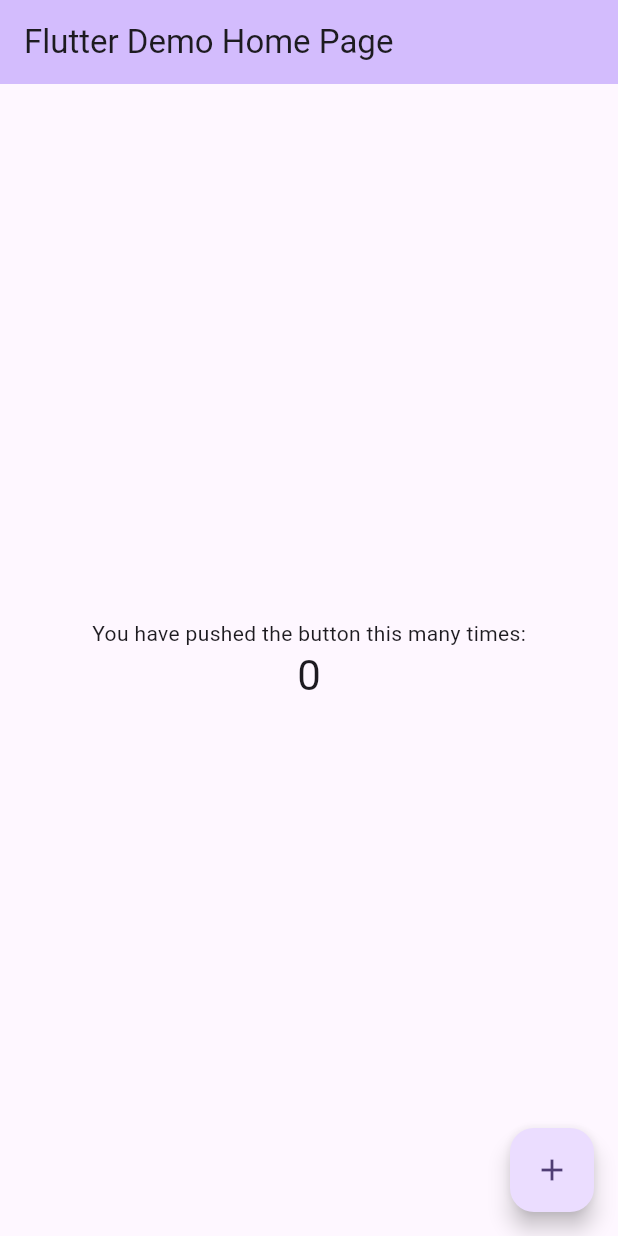
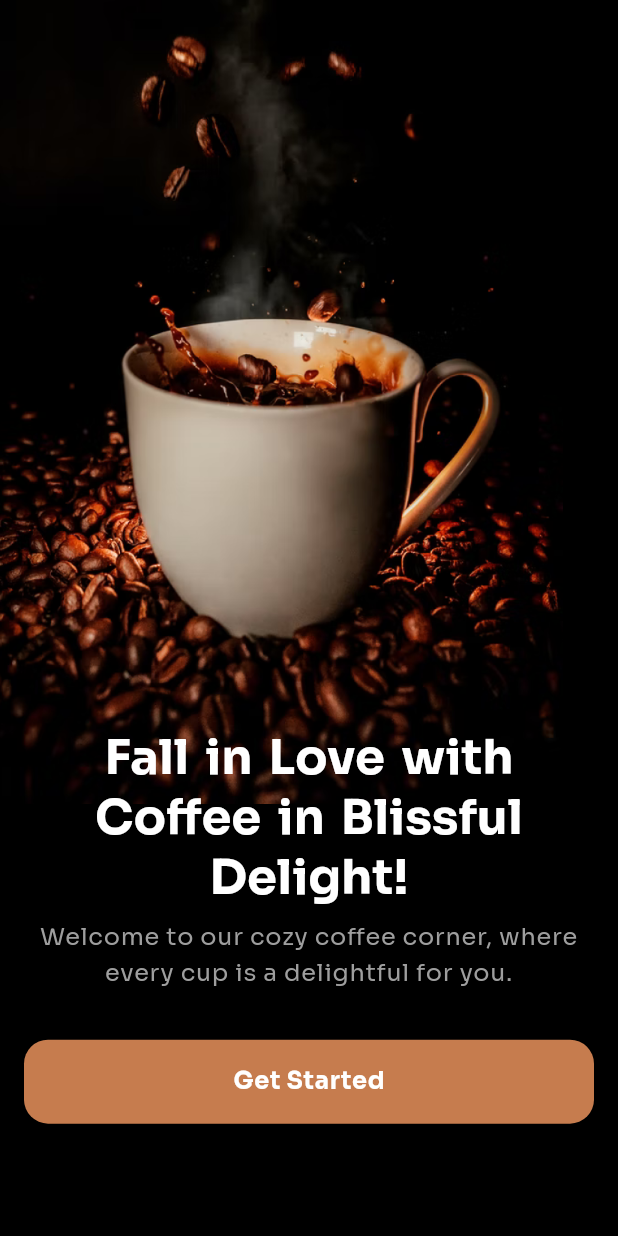
Before and after one commit to jiaxing98/coffee_shop, a Flutter app: the screen it shows after launch, on a phone screen of 412 x 824 dp. Run offline on Flutter 3.47's test engine with Material 3 defaults, Android fonts, the phone set to English and light mode, and no system bars; drawn by our look-alikes of loader_overlay; our stand-ins replace bloc, equatable, flutter_bloc, flutter_spinkit, go_router, google_fonts and 1 more.

Commit message:
Added onboarding page

```diff
--- /dev/null
+++ b/devtools_options.yaml
@@ -0,0 +1 @@
+extensions:
--- /dev/null
+++ b/lib/core/const/images.dart
@@ -0,0 +1,3 @@
+abstract class Images {
+  static const onboardingCoffee = "assets/images/onboarding_coffee.png";
+}
--- /dev/null
+++ b/lib/core/extension/build_context_extension.dart
@@ -0,0 +1,6 @@
+import 'package:flutter/material.dart';
+
+extension BuildContextExt on BuildContext {
+  TextTheme get textStyle => Theme.of(this).textTheme;
+  ColorScheme get colorScheme => Theme.of(this).colorScheme;
+}
--- /dev/null
+++ b/lib/core/theme/theme_cubit.dart
@@ -0,0 +1,36 @@
+import 'package:bloc/bloc.dart';
+import 'package:coffee_shop/core/theme/theme_data.dart';
+import 'package:equatable/equatable.dart';
+import 'package:flutter/material.dart';
+import 'package:shared_preferences/shared_preferences.dart';
+
+part 'theme_state.dart';
+
+class ThemeCubit extends Cubit<ThemeState> {
+  final themeKey = "THEME_KEY";
+
+  ThemeCubit() : super(ThemeState(theme: AppTheme.themeCoffee));
+
+  Future<void> changeTheme(String themeName) async {
+    final sp = await SharedPreferences.getInstance();
+
+    switch (themeName) {
+      case AppTheme.keyCoffee:
+        emit(state.copyWith(theme: AppTheme.themeCoffee));
+    }
+
+    sp.setString(themeKey, themeName);
+  }
+
+  Future<void> loadTheme() async {
+    final sp = await SharedPreferences.getInstance();
+    final themeName = sp.getString(themeKey) ?? AppTheme.keyCoffee;
+
+    switch (themeName) {
+      case AppTheme.keyCoffee:
+        emit(state.copyWith(theme: AppTheme.themeCoffee));
+      default:
+        emit(state.copyWith(theme: AppTheme.themeCoffee));
+    }
+  }
+}
--- /dev/null
+++ b/lib/core/theme/theme_data.dart
@@ -0,0 +1,70 @@
+import 'package:flutter/material.dart';
+import 'package:google_fonts/google_fonts.dart';
+
+abstract class AppTheme {
+  static Map<String, ThemeData> get themes => {
+        themeCoffee.key: themeCoffee.value,
+      };
+
+  static const String keyCoffee = "COFFEE";
+  static MapEntry<String, ThemeData> get themeCoffee => MapEntry(
+        keyCoffee,
+        ThemeData(
+          textTheme: GoogleFonts.soraTextTheme(),
+          colorScheme: const ColorScheme(
+            brightness: Brightness.light,
+            primary: Color(0xFFC67C4E),
+            onPrimary: Color(0xFFEDD6C8),
+            secondary: Color(0xFF313131),
+            onSecondary: Color(0xFFE3E3E3),
+            tertiary: Color(0xFFF9F2ED),
+            error: Color(0xFFB3261E),
+            onError: Color(0xFFFFFFFF),
+            background: Color(0xFFF1F0E8),
+            onBackground: Color(0xFF1C1B1F),
+            surface: Color(0xFFF1F0E8),
+            onSurface: Color(0xFF1C1B1F),
+          ),
+        ),
+      );
+}
+
+// ! primary
+// The main color used for prominent components.
+// AppBar, FloatingActionButton
+
+// ! onPrimary
+// The color used for text/icons on top of the primary color.
+// Text on AppBar
+
+// ! secondary
+// A secondary color used for accenting.
+// FloatingActionButton, Chips
+
+// ! onSecondary
+// The color used for text/icons on top of the secondary color.
+// Text on Chips
+
+// ! background
+// The background color for screens.
+// Scaffold background
+
+// ! onBackground
+// The color for text/icons on top of the background color.
+// Text on screens
+
+// ! surface
+// The background color for cards, dialogs, etc.
+// Card background
+
+// ! onSurface
+// The color for text/icons on top of the surface color.
+// Text inside Cards or Dialogs
+
+// ! error
+// The color used to indicate errors.
+// Error messages
+
+// ! onError
+// The color for text/icons on top of the error color.
+// Text in error Snackbar
--- /dev/null
+++ b/lib/core/theme/theme_state.dart
@@ -0,0 +1,19 @@
+part of 'theme_cubit.dart';
+
+@immutable
+final class ThemeState extends Equatable {
+  final MapEntry<String, ThemeData> theme;
+
+  const ThemeState({required this.theme});
+
+  ThemeState copyWith({
+    MapEntry<String, ThemeData>? theme,
+  }) {
+    return ThemeState(
+      theme: theme ?? this.theme,
+    );
+  }
+
+  @override
+  List<Object> get props => [theme];
+}
--- a/lib/main.dart
+++ b/lib/main.dart
@@ -1,4 +1,9 @@
+import 'package:coffee_shop/core/theme/theme_cubit.dart';
+import 'package:coffee_shop/router/router.dart';
 import 'package:flutter/material.dart';
+import 'package:flutter_bloc/flutter_bloc.dart';
+import 'package:flutter_spinkit/flutter_spinkit.dart';
+import 'package:loader_overlay/loader_overlay.dart';
 
 void main() {
   runApp(const MyApp());
@@ -10,116 +15,31 @@ class MyApp extends StatelessWidget {
   // This widget is the root of your application.
   @override
   Widget build(BuildContext context) {
-    return MaterialApp(
-      title: 'Flutter Demo',
-      theme: ThemeData(
-        // This is the theme of your application.
-        //
-        // TRY THIS: Try running your application with "flutter run". You'll see
-        // the application has a purple toolbar. Then, without quitting the app,
-        // try changing the seedColor in the colorScheme below to Colors.green
-        // and then invoke "hot reload" (save your changes or press the "hot
-        // reload" button in a Flutter-supported IDE, or press "r" if you used
-        // the command line to start the app).
-        //
-        // Notice that the counter didn't reset back to zero; the application
-        // state is not lost during the reload. To reset the state, use hot
-        // restart instead.
-        //
-        // This works for code too, not just values: Most code changes can be
-        // tested with just a hot reload.
-        colorScheme: ColorScheme.fromSeed(seedColor: Colors.deepPurple),
-        useMaterial3: true,
+    return MultiBlocProvider(
+      providers: [
+        BlocProvider(create: (context) => ThemeCubit()..loadTheme()),
+      ],
+      child: GlobalLoaderOverlay(
+        overlayWidgetBuilder: (_) {
+          return const Center(
+            child: SpinKitWanderingCubes(
+              color: Colors.white,
+              size: 50.0,
+            ),
+          );
+        },
+        child: BlocBuilder<ThemeCubit, ThemeState>(
+          builder: (context, state) {
+            return MaterialApp.router(
+              routerConfig: router,
+              theme: state.theme.value,
+              // theme: ThemeData(
+              //   primarySwatch: Colors.blue,
+              // ),
+            );
+          },
+        ),
       ),
-      home: const MyHomePage(title: 'Flutter Demo Home Page'),
     );
   }
 }
-
-class MyHomePage extends StatefulWidget {
-  const MyHomePage({super.key, required this.title});
-
-  // This widget is the home page of your application. It is stateful, meaning
-  // that it has a State object (defined below) that contains fields that affect
-  // how it looks.
-
-  // This class is the configuration for the state. It holds the values (in this
-  // case the title) provided by the parent (in this case the App widget) and
-  // used by the build method of the State. Fields in a Widget subclass are
-  // always marked "final".
-
-  final String title;
-
-  @override
-  State<MyHomePage> createState() => _MyHomePageState();
-}
-
-class _MyHomePageState extends State<MyHomePage> {
-  int _counter = 0;
-
-  void _incrementCounter() {
-    setState(() {
-      // This call to setState tells the Flutter framework that something has
-      // changed in this State, which causes it to rerun the build method below
-      // so that the display can reflect the updated values. If we changed
-      // _counter without calling setState(), then the build method would not be
-      // called again, and so nothing would appear to happen.
-      _counter++;
-    });
-  }
-
-  @override
-  Widget build(BuildContext context) {
-    // This method is rerun every time setState is called, for instance as done
-    // by the _incrementCounter method above.
-    //
-    // The Flutter framework has been optimized to make rerunning build methods
-    // fast, so that you can just rebuild anything that needs updating rather
-    // than having to individually change instances of widgets.
-    return Scaffold(
-      appBar: AppBar(
-        // TRY THIS: Try changing the color here to a specific color (to
-        // Colors.amber, perhaps?) and trigger a hot reload to see the AppBar
-        // change color while the other colors stay the same.
-        backgroundColor: Theme.of(context).colorScheme.inversePrimary,
-        // Here we take the value from the MyHomePage object that was created by
-        // the App.build method, and use it to set our appbar title.
-        title: Text(widget.title),
-      ),
-      body: Center(
-        // Center is a layout widget. It takes a single child and positions it
-        // in the middle of the parent.
-        child: Column(
-          // Column is also a layout widget. It takes a list of children and
-          // arranges them vertically. By default, it sizes itself to fit its
-          // children horizontally, and tries to be as tall as its parent.
-          //
-          // Column has various properties to control how it sizes itself and
-          // how it positions its children. Here we use mainAxisAlignment to
-          // center the children vertically; the main axis here is the vertical
-          // axis because Columns are vertical (the cross axis would be
-          // horizontal).
-          //
-          // TRY THIS: Invoke "debug painting" (choose the "Toggle Debug Paint"
-          // action in the IDE, or press "p" in the console), to see the
-          // wireframe for each widget.
-          mainAxisAlignment: MainAxisAlignment.center,
-          children: <Widget>[
-            const Text(
-              'You have pushed the button this many times:',
-            ),
-            Text(
-              '$_counter',
-              style: Theme.of(context).textTheme.headlineMedium,
-            ),
-          ],
-        ),
-      ),
-      floatingActionButton: FloatingActionButton(
-        onPressed: _incrementCounter,
-        tooltip: 'Increment',
-        child: const Icon(Icons.add),
-      ), // This trailing comma makes auto-formatting nicer for build methods.
-    );
-  }
-}
--- /dev/null
+++ b/lib/presentation/onboarding_page.dart
@@ -0,0 +1,69 @@
+import 'package:coffee_shop/core/const/images.dart';
+import 'package:coffee_shop/core/extension/build_context_extension.dart';
+import 'package:flutter/material.dart';
+
+class OnboardingPage extends StatelessWidget {
+  const OnboardingPage({super.key});
+
+  @override
+  Widget build(BuildContext context) {
+    return Scaffold(
+      extendBodyBehindAppBar: true,
+      body: Stack(
+        children: [
+          Container(
+            color: Colors.black,
+          ),
+          Image.asset(
+            Images.onboardingCoffee,
+            // fit: BoxFit.fitHeight,
+          ),
+          Positioned(
+            bottom: MediaQuery.of(context).size.height / 11,
+            left: 16.0,
+            right: 16.0,
+            child: Column(
+              mainAxisAlignment: MainAxisAlignment.center,
+              crossAxisAlignment: CrossAxisAlignment.stretch,
+              children: [
+                Text(
+                  "Fall in Love with Coffee in Blissful Delight!",
+                  textAlign: TextAlign.center,
+                  style: context.textStyle.headlineLarge?.copyWith(
+                    color: Colors.white,
+                    fontWeight: FontWeight.bold,
+                    wordSpacing: 4.0,
+                  ),
+                ),
+                SizedBox(height: 8.0),
+                Text(
+                  "Welcome to our cozy coffee corner, where every cup is a delightful for you.",
+                  textAlign: TextAlign.center,
+                  style: context.textStyle.bodyLarge?.copyWith(color: Colors.grey.shade500),
+                ),
+                SizedBox(height: 32.0),
+                ElevatedButton(
+                  style: ElevatedButton.styleFrom(
+                    padding: const EdgeInsets.all(16.0),
+                    backgroundColor: context.colorScheme.primary,
+                    shape: RoundedRectangleBorder(
+                      borderRadius: BorderRadius.circular(16.0),
+                    ),
+                  ),
+                  onPressed: () {},
+                  child: Text(
+                    "Get Started",
+                    style: context.textStyle.bodyLarge?.copyWith(
+                      color: Colors.white,
+                      fontWeight: FontWeight.bold,
+                    ),
+                  ),
+                ),
+              ],
+            ),
+          )
+        ],
+      ),
+    );
+  }
+}
--- /dev/null
+++ b/lib/router/router.dart
@@ -0,0 +1,59 @@
+import 'package:coffee_shop/presentation/onboarding_page.dart';
+import 'package:flutter/material.dart';
+import 'package:go_router/go_router.dart';
+
+final _rootNavigatorKey = GlobalKey<NavigatorState>();
+final _shellNavigatorKey = GlobalKey<NavigatorState>();
+
+final GoRouter router = GoRouter(
+  debugLogDiagnostics: true,
+  navigatorKey: _rootNavigatorKey,
+  initialLocation: Routes.onboarding,
+  routes: <RouteBase>[
+    GoRoute(
+      path: Routes.onboarding,
+      name: Routes.onboarding,
+      builder: (context, state) {
+        return OnboardingPage();
+      },
+    ),
+    // ShellRoute(
+    //   navigatorKey: _shellNavigatorKey,
+    //   builder: (context, state, child) {
+    //     return DashboardPage(child: child);
+    //   },
+    //   routes: [
+    //     GoRoute(
+    //       path: Routes.home,
+    //       name: Routes.home,
+    //       parentNavigatorKey: _shellNavigatorKey,
+    //       builder: (context, state) {
+    //         return const HomePage();
+    //       },
+    //       pageBuilder: (context, state) => CustomTransitionPage(
+    //         key: state.pageKey,
+    //         child: const HomePage(),
+    //         transitionsBuilder: (context, animation, secondaryAnimation, child) {
+    //           const begin = Offset(0.0, 1 / 0);
+    //           const end = Offset.zero;
+    //           const curve = Curves.easeInOut;
+    //
+    //           var tween = Tween(begin: begin, end: end).chain(CurveTween(curve: curve));
+    //           var offsetAnimation = animation.drive(tween);
+    //
+    //           return SlideTransition(
+    //             position: offsetAnimation,
+    //             child: child,
+    //           );
+    //         },
+    //       ),
+    //     ),
+    //   ],
+    // ),
+  ],
+);
+
+abstract final class Routes {
+  static const String onboarding = "/onboarding";
+  static const String home = "/";
+}
```
Also changed, not shown: pubspec.yaml (+6 -3 lines), assets/images/2x/onboarding_coffee.png (added), assets/images/3x/onboarding_coffee.png (added), assets/images/onboarding_coffee.png (added), pubspec.lock, 6 other files.
